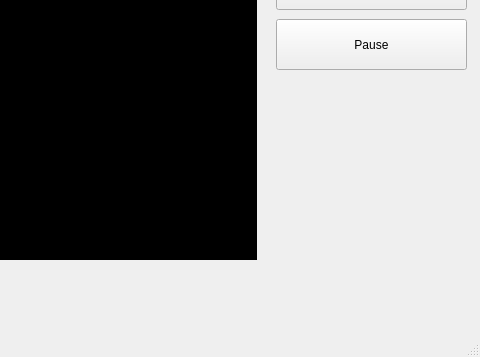
First picture: the form in mainwindow.ui, repository nauhc/CellGUI, before the edit; both pictures show x 774 to 1254 and y 148 to 505 of the 1254 by 505 pixel window.
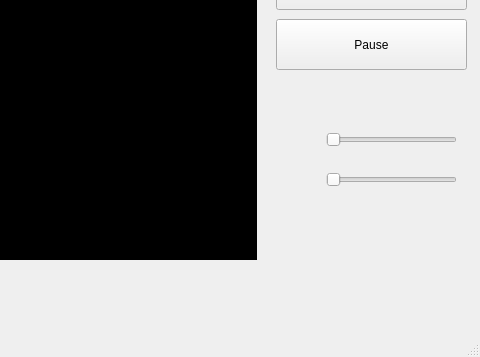
Second picture: the form after the edit.

Diff of the .ui file:
```diff
--- a/mainwindow.ui
+++ b/mainwindow.ui
@@ -88,6 +88,35 @@
      <string>Pause</string>
     </property>
    </widget>
+   <widget class="QSlider" name="adaptThreshSlider">
+    <property name="geometry">
+     <rect>
+      <x>1100</x>
+      <y>260</y>
+      <width>131</width>
+      <height>22</height>
+     </rect>
+    </property>
+    <property name="singleStep">
+     <number>2</number>
+    </property>
+    <property name="orientation">
+     <enum>Qt::Horizontal</enum>
+    </property>
+   </widget>
+   <widget class="QSlider" name="blkSizeSlider">
+    <property name="geometry">
+     <rect>
+      <x>1100</x>
+      <y>300</y>
+      <width>131</width>
+      <height>22</height>
+     </rect>
+    </property>
+    <property name="orientation">
+     <enum>Qt::Horizontal</enum>
+    </property>
+   </widget>
   </widget>
   <widget class="QMenuBar" name="menuBar">
    <property name="geometry">
```
Left out of the diff: 2 changed lines with no effect on the pictures.
